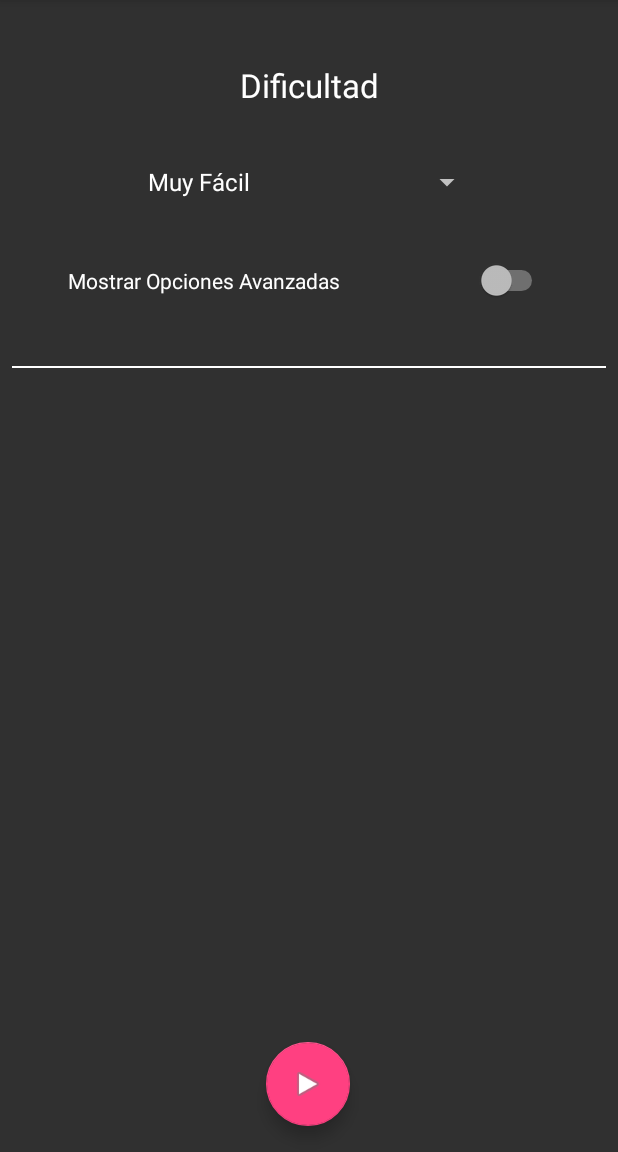
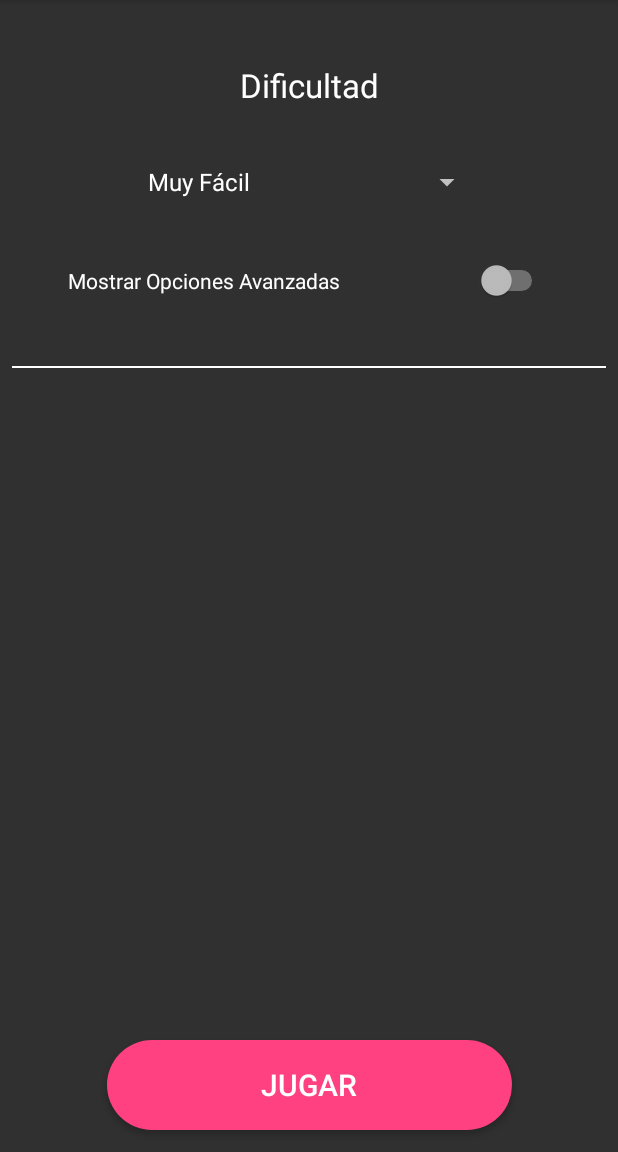
Before and after one commit to antoniopaya22/EFE-Games, an Android app: the screen it shows after launch (SudokuOptionsActivity), after a tap on "SUDOKU", on a phone screen of 412 x 824 dp, the part 84-1236 px from its top. Run offline under Robolectric (Android 15) with nearby library versions, the phone set to English and light mode, and no system bars; our stand-ins replace Room's generated code.

Commit message:
Añadido usuario de aplicación

```diff
--- a/app/build.gradle
+++ b/app/build.gradle
@@ -1,6 +1,7 @@
 apply plugin: 'com.android.application'
 apply plugin: 'kotlin-android'
 apply plugin: 'kotlin-android-extensions'
+apply plugin: 'kotlin-kapt'
 
 android {
     compileSdkVersion 29
@@ -41,4 +42,6 @@ dependencies {
     implementation 'org.jetbrains.kotlinx:kotlinx-coroutines-android:1.3.3'
     implementation 'androidx.cardview:cardview:1.0.0'
     implementation 'com.google.android.material:material:1.0.0'
+    implementation "androidx.room:room-runtime:2.2.5"
+    kapt "androidx.room:room-compiler:2.2.5"
 }
--- a/app/src/main/AndroidManifest.xml
+++ b/app/src/main/AndroidManifest.xml
@@ -7,12 +7,14 @@
     <uses-permission android:name="android.permission.ACCESS_NETWORK_STATE" />
 
     <application
+        android:name=".App"
         android:allowBackup="true"
         android:icon="@drawable/ic_efe_games_logo"
         android:label="@string/app_name"
         android:roundIcon="@drawable/ic_efe_games_logo"
         android:supportsRtl="true"
         android:theme="@style/AppTheme">
+        <activity android:name=".ui.OptionsActivity"></activity>
         <activity
             android:name=".ui.SplashScreen"
             android:theme="@style/Theme.AppCompat.Light.NoActionBar">
@@ -39,7 +41,7 @@
             android:name=".ui.MainActivity"
             android:screenOrientation="portrait"
             android:theme="@style/AppThemePrincipal"
-            tools:ignore="LockedOrientationActivity"></activity>
+            tools:ignore="LockedOrientationActivity" />
     </application>
 
 </manifest>
--- /dev/null
+++ b/app/src/main/java/com/efe/games/App.kt
@@ -0,0 +1,14 @@
+package com.efe.games
+
+import android.app.Application
+
+class App : Application() {
+    companion object {
+        lateinit var instance: App
+            private set
+    }
+    override fun onCreate() {
+        super.onCreate()
+        instance = this
+    }
+}
--- a/app/src/main/java/com/efe/games/controller/UserController.kt
+++ b/app/src/main/java/com/efe/games/controller/UserController.kt
@@ -3,8 +3,29 @@ package com.efe.games.controller
 import com.efe.games.model.User
 import com.efe.games.repository.UserRepository
 
-object UserController: Controller<User> {
-    override var repository = UserRepository
+object UserController {
+    var repository = UserRepository
+    var usuarioActual: User? = null
+
+    fun init(username: String?) {
+        if(username != null) usuarioActual = repository.getByUsername(username)
+    }
+
     fun getById(id: Long) = repository.getById(id)
+    fun getAll() = repository.getAll()
+
     fun update(element: User) = repository.update(element)
+    fun delete(username: String) = repository.getByUsername(username)?.let { repository.delete(it) }
+    fun addUser(username: String) {
+        repository.add(User(
+            0,
+            username,
+            0
+        ))
+        this.usuarioActual = repository.getByUsername(username)
+    }
+    fun addPuntos(puntos: Long) {
+        usuarioActual!!.puntos += puntos
+        this.update(usuarioActual!!)
+    }
 }
--- a/app/src/main/java/com/efe/games/controller/sudoku/SudokuController.kt
+++ b/app/src/main/java/com/efe/games/controller/sudoku/SudokuController.kt
@@ -75,7 +75,7 @@ object SudokuController {
 
     private fun getHuecosPorDificultad(dificultad: Int): Int =
         when (dificultad) {
-            0 -> 25
+            0 -> 1
             1 -> 30
             2 -> 40
             3 -> 45
--- /dev/null
+++ b/app/src/main/java/com/efe/games/repository/UserDAO.kt
@@ -0,0 +1,23 @@
+package com.efe.games.repository
+
+import androidx.room.Dao
+import androidx.room.Delete
+import androidx.room.Insert
+import androidx.room.OnConflictStrategy.REPLACE
+import androidx.room.Query
+import com.efe.games.model.User
+
+@Dao
+interface UserDAO {
+    @Query("SELECT * from users")
+    fun getAll(): List<User>
+
+    @Insert(onConflict = REPLACE)
+    fun insert(user: User)
+
+    @Delete
+    fun delete(user: User)
+
+    @Query("UPDATE users SET username =:username, puntos =:puntos WHERE id =:userId")
+    fun update(userId: Long, username:String, puntos:Long)
+}
--- /dev/null
+++ b/app/src/main/java/com/efe/games/repository/UserDatabase.kt
@@ -0,0 +1,23 @@
+package com.efe.games.repository
+
+import androidx.room.Database
+import androidx.room.Room
+import androidx.room.RoomDatabase
+import com.efe.games.App
+import com.efe.games.model.User
+
+@Database(entities = [User::class], version = 1)
+abstract class UserDatabase : RoomDatabase() {
+    abstract fun userDao(): UserDAO
+
+    companion object {
+        private const val DATABASE_NAME = "database"
+        val instance by lazy {
+            Room.databaseBuilder(
+                App.instance,
+                UserDatabase::class.java,
+                DATABASE_NAME
+            ).allowMainThreadQueries().build()
+        }
+    }
+}
--- a/app/src/main/java/com/efe/games/ui/MainActivity.kt
+++ b/app/src/main/java/com/efe/games/ui/MainActivity.kt
@@ -1,11 +1,17 @@
 package com.efe.games.ui
 
 import android.app.AlertDialog
+import android.content.Context
 import android.content.Intent
+import android.content.SharedPreferences
 import android.os.Bundle
+import android.text.InputType
 import android.widget.Button
+import android.widget.EditText
 import androidx.appcompat.app.AppCompatActivity
 import com.efe.games.R
+import com.efe.games.controller.UserController
+import com.efe.games.model.User
 import com.efe.games.ui.sudoku.SudokuActivity
 import com.efe.games.ui.sudoku.SudokuOptionsActivity
 import com.efe.games.ui.tictactoe.TicTacToeActivity
@@ -13,9 +19,17 @@ import com.efe.games.ui.tictactoe.TicTacToeActivity
 
 class MainActivity : AppCompatActivity() {
 
+
     override fun onCreate(savedInstanceState: Bundle?) {
         super.onCreate(savedInstanceState)
         setContentView(R.layout.activity_main)
+
+        val preferences: SharedPreferences = getSharedPreferences("Users", Context.MODE_PRIVATE)
+
+        UserController.init(preferences.getString("UserActivo", null))
+        if (UserController.usuarioActual == null) {
+            crearUsuario()
+        }
 
         // Antonio
         val btn: Button = findViewById(R.id.buttonSudoku)
@@ -28,6 +42,13 @@ class MainActivity : AppCompatActivity() {
         val btn2: Button = findViewById(R.id.buttonTicTacToe)
         btn2.setOnClickListener {
             val intent = Intent(this, TicTacToeActivity::class.java)
+            startActivity(intent)
+        }
+
+        // Boton opciones
+        val btnOpciones : Button = findViewById(R.id.buttonOptions)
+        btnOpciones.setOnClickListener {
+            val intent = Intent(this, OptionsActivity::class.java)
             startActivity(intent)
         }
 
@@ -49,7 +70,7 @@ class MainActivity : AppCompatActivity() {
         builder
             .setIcon(android.R.drawable.ic_dialog_alert)
             .setMessage("Saliendo de la app")
-            .setTitle("¿Estás seguro de que quieres salir")
+            .setTitle("¿Estás seguro de que quieres salir?")
         builder.apply {
             setPositiveButton("Si") { _, _ ->
                 finish()
@@ -59,4 +80,30 @@ class MainActivity : AppCompatActivity() {
         builder.create()
         builder.show()
     }
+
+    fun crearUsuario() {
+        val builder: AlertDialog.Builder = this.let {
+            AlertDialog.Builder(it)
+        }
+        var input = EditText(this)
+        input.inputType = InputType.TYPE_CLASS_TEXT
+        builder
+            .setIcon(android.R.drawable.ic_dialog_alert)
+            .setView(input)
+            .setTitle("Nombre de usuario")
+            .setCancelable(false)
+        builder.apply {
+            setPositiveButton("Ok") { dialog, _ ->
+                val username = input.text.toString()
+                UserController.addUser(username)
+                val preferences: SharedPreferences = getSharedPreferences("Users", Context.MODE_PRIVATE)
+                val editor = preferences.edit()
+                editor.putString("UserActivo", username)
+                editor.apply()
+                dialog.dismiss()
+            }
+        }
+        builder.create()
+        builder.show()
+    }
 }
--- a/app/src/main/java/com/efe/games/ui/sudoku/SudokuActivity.kt
+++ b/app/src/main/java/com/efe/games/ui/sudoku/SudokuActivity.kt
@@ -6,6 +6,7 @@ import android.view.Menu
 import android.view.MenuItem
 import androidx.appcompat.app.AppCompatActivity
 import com.efe.games.R
+import com.efe.games.controller.UserController
 import com.efe.games.controller.sudoku.SudokuController
 
 class SudokuActivity : AppCompatActivity() {
@@ -118,6 +119,7 @@ class SudokuActivity : AppCompatActivity() {
     }
 
     fun onSudokuResuelto(puntos: Long) {
+        UserController.addPuntos(puntos)
         val builder: AlertDialog.Builder = this.let {
             AlertDialog.Builder(it)
         }
@@ -126,6 +128,7 @@ class SudokuActivity : AppCompatActivity() {
             .setMessage("Has resuelto el sudoku correctamente.\n " +
                     "Como recompensa has ganado $puntos puntos")
             .setTitle("¡FELICIDADES!")
+            .setCancelable(false)
         builder.apply {
             setPositiveButton("Salir") { _, _ ->
                 finish()
@@ -145,6 +148,7 @@ class SudokuActivity : AppCompatActivity() {
             .setMessage("Se te ha agotado el tiempo para resolver el sudoku.\n " +
                     "Puedes seguir jugando pero no ganarás puntos")
             .setTitle("¡OH VAYA!")
+            .setCancelable(false)
         builder.apply {
             setPositiveButton("Salir") { _, _ ->
                 finish()
--- a/app/src/main/java/com/efe/games/ui/sudoku/SudokuOptionsActivity.kt
+++ b/app/src/main/java/com/efe/games/ui/sudoku/SudokuOptionsActivity.kt
@@ -17,7 +17,7 @@ class SudokuOptionsActivity : AppCompatActivity() {
     private lateinit var swOpcionesAvanzadas: Switch
     private lateinit var swTiempo: Switch
     private lateinit var swMusica: Switch
-    private lateinit var btnJugar: FloatingActionButton
+    private lateinit var btnJugar: Button
 
     override fun onCreate(savedInstanceState: Bundle?) {
         super.onCreate(savedInstanceState)
@@ -62,6 +62,8 @@ class SudokuOptionsActivity : AppCompatActivity() {
                 }
                 builder.create()
                 builder.show()
+            }else {
+                jugar()
             }
 
         }
--- a/app/src/main/res/layout/activity_sudoku_options.xml
+++ b/app/src/main/res/layout/activity_sudoku_options.xml
@@ -76,7 +76,8 @@
         app:layout_constraintHorizontal_bias="0.542"
         app:layout_constraintStart_toStartOf="parent"
         app:layout_constraintTop_toBottomOf="@+id/lineaHorizontal_sudoku"
-        app:layout_constraintVertical_bias="0.0" />
+        app:layout_constraintVertical_bias="0.0"
+        android:layout_marginRight="8dp" />
 
     <Switch
         android:id="@+id/switchMusica"
@@ -91,19 +92,22 @@
         app:layout_constraintHorizontal_bias="0.542"
         app:layout_constraintStart_toStartOf="parent"
         app:layout_constraintTop_toBottomOf="@+id/switchTiempo"
-        app:layout_constraintVertical_bias="0.096" />
+        app:layout_constraintVertical_bias="0.096"
+        android:layout_marginRight="8dp" />
 
-    <com.google.android.material.floatingactionbutton.FloatingActionButton
+    <Button
         android:id="@+id/btnJugar"
         android:layout_width="wrap_content"
         android:layout_height="wrap_content"
-        android:clickable="true"
+        android:text="Jugar"
+        android:background="@drawable/init_button"
+        android:textColor="#FFFFFF"
+        android:textSize="20sp"
         app:layout_constraintBottom_toBottomOf="parent"
         app:layout_constraintEnd_toEndOf="parent"
-        app:layout_constraintHorizontal_bias="0.498"
         app:layout_constraintStart_toStartOf="parent"
-        app:layout_constraintTop_toBottomOf="@+id/lineaHorizontal_sudoku"
-        app:layout_constraintVertical_bias="0.963"
-        app:srcCompat="@android:drawable/ic_media_play" />
+        app:layout_constraintTop_toBottomOf="@+id/switchMusica"
+        app:layout_constraintVertical_bias="0.951" />
+
 
 </androidx.constraintlayout.widget.ConstraintLayout>
```
Also changed, not shown: app/src/main/java/com/efe/games/controller/Controller.kt (deleted, +0 -12 lines), app/src/main/java/com/efe/games/model/User.kt (+9 -3 lines), app/src/main/java/com/efe/games/repository/Repository.kt (deleted, +0 -9 lines), app/src/main/java/com/efe/games/repository/UserRepository.kt (+35 -9 lines), app/src/main/java/com/efe/games/ui/OptionsActivity.kt (added, +21 -0 lines), app/src/main/res/layout/activity_options.xml (added, +30 -0 lines).
